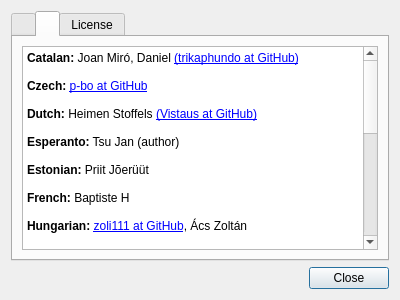
First picture: the form in about.ui, repository tsujan/Arqiver, before the edit.
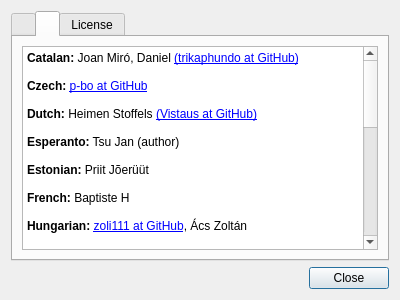
Second picture: the form after the edit. The open tabs and pages were chosen to show the change.

Patch:
```diff
--- a/about.ui
+++ b/about.ui
@@ -117,7 +117,7 @@
 &lt;p style=&quot;-qt-paragraph-type:empty; margin-top:0px; margin-bottom:0px; margin-left:0px; margin-right:0px; -qt-block-indent:0; text-indent:0px;&quot;&gt;&lt;br /&gt;&lt;/p&gt;
 &lt;p style=&quot; margin-top:0px; margin-bottom:0px; margin-left:0px; margin-right:0px; -qt-block-indent:0; text-indent:0px;&quot;&gt;&lt;span style=&quot; font-weight:600;&quot;&gt;Lithuanian:&lt;/span&gt; &lt;a href=&quot;https://github.com/welaq&quot;&gt;welaq at GitHub&lt;/a&gt;
 &lt;p style=&quot;-qt-paragraph-type:empty; margin-top:0px; margin-bottom:0px; margin-left:0px; margin-right:0px; -qt-block-indent:0; text-indent:0px;&quot;&gt;&lt;br /&gt;&lt;/p&gt;
-&lt;p style=&quot; margin-top:0px; margin-bottom:0px; margin-left:0px; margin-right:0px; -qt-block-indent:0; text-indent:0px;&quot;&gt;&lt;span style=&quot; font-weight:600;&quot;&gt;Polish:&lt;/span&gt; Marcin Mikołajczak &lt;a href=&quot;https://github.com/m4sk1n&quot;&gt;(m4sk1n at GitHub)&lt;/a&gt;&lt;/p&gt;
+&lt;p style=&quot; margin-top:0px; margin-bottom:0px; margin-left:0px; margin-right:0px; -qt-block-indent:0; text-indent:0px;&quot;&gt;&lt;span style=&quot; font-weight:600;&quot;&gt;Polish:&lt;/span&gt; Marcin Mikołajczak &lt;a href=&quot;https://github.com/m4sk1n&quot;&gt;(m4sk1n at GitHub)&lt;/a&gt;, Eryk Michalak &lt;a href=&quot;https://github.com/gnu-ewm&quot;&gt;(gnu-ewm at GitHub)&lt;/a&gt;&lt;/p&gt;
 &lt;p style=&quot;-qt-paragraph-type:empty; margin-top:0px; margin-bottom:0px; margin-left:0px; margin-right:0px; -qt-block-indent:0; text-indent:0px;&quot;&gt;&lt;br /&gt;&lt;/p&gt;
 &lt;p style=&quot; margin-top:0px; margin-bottom:0px; margin-left:0px; margin-right:0px; -qt-block-indent:0; text-indent:0px;&quot;&gt;&lt;span style=&quot; font-weight:600;&quot;&gt;Portuguese:&lt;/span&gt; Hugo Carvalho &lt;a href=&quot;https://github.com/hugok79&quot;&gt;(hugok79 at GitHub)&lt;/a&gt;&lt;/p&gt;
 &lt;p style=&quot;-qt-paragraph-type:empty; margin-top:0px; margin-bottom:0px; margin-left:0px; margin-right:0px; -qt-block-indent:0; text-indent:0px;&quot;&gt;&lt;br /&gt;&lt;/p&gt;
@@ -127,6 +127,8 @@
 &lt;p style=&quot;-qt-paragraph-type:empty; margin-top:0px; margin-bottom:0px; margin-left:0px; margin-right:0px; -qt-block-indent:0; text-indent:0px;&quot;&gt;&lt;br /&gt;&lt;/p&gt;
 &lt;p style=&quot; margin-top:0px; margin-bottom:0px; margin-left:0px; margin-right:0px; -qt-block-indent:0; text-indent:0px;&quot;&gt;&lt;span style=&quot; font-weight:600;&quot;&gt;Russian:&lt;/span&gt; Николай Смольянинов &lt;a href=&quot;https://github.com/smolnp&quot;&gt;(smolnp at GitHub)&lt;/a&gt;, Pavel Shlyak &lt;a href=&quot;https://github.com/shlyakpavel&quot;&gt;(shlyakpavel at GitHub)&lt;/a&gt;, &lt;a href=&quot;https://github.com/kirusyaga&quot;&gt;&lt;span;&gt;kirusyaga at GitHub&lt;/span&gt;&lt;/a&gt;&lt;/p&gt;
 &lt;p style=&quot;-qt-paragraph-type:empty; margin-top:0px; margin-bottom:0px; margin-left:0px; margin-right:0px; -qt-block-indent:0; text-indent:0px;&quot;&gt;&lt;br /&gt;&lt;/p&gt;
+&lt;p style=&quot; margin-top:0px; margin-bottom:0px; margin-left:0px; margin-right:0px; -qt-block-indent:0; text-indent:0px;&quot;&gt;&lt;span style=&quot; font-weight:600;&quot;&gt;Turkish:&lt;/span&gt; Dr. Ayhan YALÇINSOY &lt;a href=&quot;https://github.com/ayhanyalcinsoy&quot;&gt;(ayhanyalcinsoy at GitHub)&lt;/a&gt;&lt;/p&gt;
+&lt;p style=&quot;-qt-paragraph-type:empty; margin-top:0px; margin-bottom:0px; margin-left:0px; margin-right:0px; -qt-block-indent:0; text-indent:0px;&quot;&gt;&lt;br /&gt;&lt;/p&gt;
 &lt;p style=&quot; margin-top:0px; margin-bottom:0px; margin-left:0px; margin-right:0px; -qt-block-indent:0; text-indent:0px;&quot;&gt;&lt;span style=&quot; font-weight:600;&quot;&gt;Ukrainian:&lt;/span&gt; Ihor Hordiichuk &lt;a href=&quot;https://github.com/IhorHordiichuk&quot;&gt;(IhorHordiichuk at GitHub)&lt;/a&gt;, Taras Panchenko &lt;a href=&quot;https://github.com/TarasPanchenko&quot;&gt;(TarasPanchenko at GitHub)&lt;/a&gt;&lt;/p&gt;
 &lt;/body&gt;&lt;/html&gt;</string>
          </property>
```
